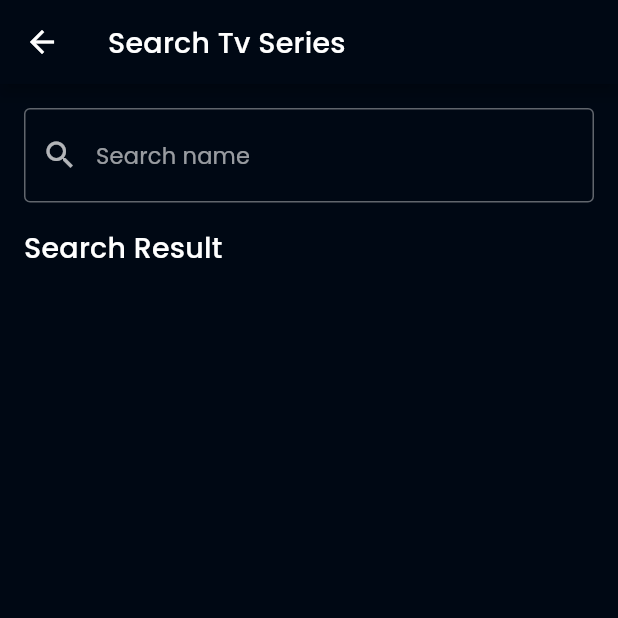
After one commit to rizalarfani/ditonton, a Flutter app: the SearchPageTv screen opened by its route, on a phone screen of 412 x 824 dp, the top half of it. The commit adds this screen. Run offline on Flutter 3.47's test engine with Material 2 defaults, Android fonts, the phone set to English and light mode, and no system bars; our stand-ins replace cached_network_image, dartz, equatable, flutter_rating_bar, get_it, google_fonts and 1 more; accounts and stored records are empty; network calls fail.

Commit message:
search tv series clear

```diff
--- a/lib/data/models/tv_series_model.dart
+++ b/lib/data/models/tv_series_model.dart
@@ -8,7 +8,6 @@ class TvSeriesModel extends Equatable {
   final String? backdropPath;
   final double voteAverage;
   final String overview;
-  final String firstairDate;
   final List<dynamic> genreIds;
   final String name;
 
@@ -19,7 +18,6 @@ class TvSeriesModel extends Equatable {
     this.backdropPath,
     required this.voteAverage,
     required this.overview,
-    required this.firstairDate,
     required this.genreIds,
     required this.name,
   });
@@ -31,7 +29,6 @@ class TvSeriesModel extends Equatable {
         backdropPath: json['backdrop_path'],
         voteAverage: json['vote_average'].toDouble(),
         overview: json['overview'],
-        firstairDate: json['first_air_date'],
         genreIds: json['genre_ids'],
         name: json['name'],
       );
@@ -43,7 +40,6 @@ class TvSeriesModel extends Equatable {
         'backdrop_path': backdropPath,
         'vote_average': voteAverage,
         'overview': overview,
-        'first_air_date': firstairDate,
         'genre_ids': List<dynamic>.from(genreIds.map((e) => e)),
         'name': name,
       };
@@ -56,7 +52,6 @@ class TvSeriesModel extends Equatable {
       backdropPath: backdropPath,
       voteAverage: voteAverage,
       overview: overview,
-      firstairDate: firstairDate,
       genreIds: genreIds,
       name: name,
     );
@@ -70,7 +65,6 @@ class TvSeriesModel extends Equatable {
         backdropPath,
         voteAverage,
         overview,
-        firstairDate,
         genreIds,
         name,
       ];
--- a/lib/domain/entities/tv_series.dart
+++ b/lib/domain/entities/tv_series.dart
@@ -9,7 +9,6 @@ class TvSeries extends Equatable {
     required this.backdropPath,
     required this.voteAverage,
     required this.overview,
-    required this.firstairDate,
     required this.genreIds,
     required this.name,
   });
@@ -20,7 +19,6 @@ class TvSeries extends Equatable {
   String? backdropPath;
   double voteAverage;
   String overview;
-  String firstairDate;
   List<dynamic> genreIds;
   String name;
 
@@ -32,7 +30,6 @@ class TvSeries extends Equatable {
         backdropPath,
         voteAverage,
         overview,
-        firstairDate,
         genreIds,
         name,
       ];
--- a/lib/domain/repositories/tv_series_repository.dart
+++ b/lib/domain/repositories/tv_series_repository.dart
@@ -9,4 +9,5 @@ abstract class TvSeriesRepository {
   Future<Either<Failure, List<TvSeries>>> getOnTheAirTvSeries();
   Future<Either<Failure, TvSeriesDetail>> getDetailTvSeries(int id);
   Future<Either<Failure, List<TvSeries>>> getTvSeriesRecommendations(int id);
+  Future<Either<Failure, List<TvSeries>>> searchTvSeries(String query);
 }
--- /dev/null
+++ b/lib/domain/usecases/search_tv_series.dart
@@ -0,0 +1,15 @@
+import 'package:dartz/dartz.dart';
+import 'package:ditonton/domain/entities/tv_series.dart';
+import 'package:ditonton/domain/repositories/tv_series_repository.dart';
+
+import '../../common/failure.dart';
+
+class SearchTvSeries {
+  final TvSeriesRepository repository;
+
+  SearchTvSeries({required this.repository});
+
+  Future<Either<Failure, List<TvSeries>>> execute(String query) {
+    return repository.searchTvSeries(query);
+  }
+}
--- a/lib/presentation/pages/search_page.dart
+++ b/lib/presentation/pages/search_page_movie.dart
@@ -5,14 +5,14 @@ import 'package:ditonton/presentation/widgets/movie_card_list.dart';
 import 'package:flutter/material.dart';
 import 'package:provider/provider.dart';
 
-class SearchPage extends StatelessWidget {
-  static const ROUTE_NAME = '/search';
+class SearchPageMovie extends StatelessWidget {
+  static const ROUTE_NAME = '/search-movie';
 
   @override
   Widget build(BuildContext context) {
     return Scaffold(
       appBar: AppBar(
-        title: Text('Search'),
+        title: Text('Search Movie'),
       ),
       body: Padding(
         padding: const EdgeInsets.all(16.0),
--- /dev/null
+++ b/lib/presentation/pages/search_page_tv.dart
@@ -0,0 +1,71 @@
+import 'package:ditonton/common/constants.dart';
+import 'package:ditonton/presentation/provider/movie_search_notifier.dart';
+import 'package:ditonton/presentation/widgets/tv_series_cart_list.dart';
+import 'package:flutter/material.dart';
+import 'package:provider/provider.dart';
+
+import '../../common/state_enum.dart';
+import '../provider/tv_search_notifier.dart';
+
+class SearchPageTv extends StatelessWidget {
+  static const ROUTE_NAME = '/search-tv';
+
+  @override
+  Widget build(BuildContext context) {
+    return Scaffold(
+      appBar: AppBar(
+        title: Text('Search Tv Series'),
+      ),
+      body: Padding(
+        padding: const EdgeInsets.all(16.0),
+        child: Column(
+          crossAxisAlignment: CrossAxisAlignment.start,
+          children: [
+            TextField(
+              onSubmitted: (query) {
+                Provider.of<TvSearchNotifier>(context, listen: false)
+                    .fetchTvSearch(query);
+              },
+              decoration: InputDecoration(
+                hintText: 'Search name',
+                prefixIcon: Icon(Icons.search),
+                border: OutlineInputBorder(),
+              ),
+              textInputAction: TextInputAction.search,
+            ),
+            SizedBox(height: 16),
+            Text(
+              'Search Result',
+              style: kHeading6,
+            ),
+            Consumer<TvSearchNotifier>(
+              builder: (context, data, child) {
+                if (data.state == RequestState.Loading) {
+                  return Center(
+                    child: CircularProgressIndicator(),
+                  );
+                } else if (data.state == RequestState.Loaded) {
+                  final result = data.searchResult;
+                  return Expanded(
+                    child: ListView.builder(
+                      padding: const EdgeInsets.all(8),
+                      itemBuilder: (context, index) {
+                        final tvSerie = data.searchResult[index];
+                        return TvSeriesCard(tvSerie);
+                      },
+                      itemCount: result.length,
+                    ),
+                  );
+                } else {
+                  return Expanded(
+                    child: Container(),
+                  );
+                }
+              },
+            ),
+          ],
+        ),
+      ),
+    );
+  }
+}
--- /dev/null
+++ b/lib/presentation/provider/tv_search_notifier.dart
@@ -0,0 +1,39 @@
+import 'package:ditonton/domain/entities/tv_series.dart';
+import 'package:ditonton/domain/usecases/search_tv_series.dart';
+import 'package:flutter/cupertino.dart';
+
+import '../../common/state_enum.dart';
+
+class TvSearchNotifier extends ChangeNotifier {
+  final SearchTvSeries searchTvSeries;
+
+  TvSearchNotifier({required this.searchTvSeries});
+
+  RequestState _state = RequestState.Empty;
+  RequestState get state => _state;
+
+  List<TvSeries> _searchResult = [];
+  List<TvSeries> get searchResult => _searchResult;
+
+  String _message = '';
+  String get message => _message;
+
+  Future<void> fetchTvSearch(String query) async {
+    _state = RequestState.Loading;
+    notifyListeners();
+
+    final result = await searchTvSeries.execute(query);
+    result.fold(
+      (failure) {
+        _message = failure.message;
+        _state = RequestState.Error;
+        notifyListeners();
+      },
+      (data) {
+        _searchResult = data;
+        _state = RequestState.Loaded;
+        notifyListeners();
+      },
+    );
+  }
+}
```
Also changed, not shown: lib/data/datasources/tv_series_remote_data_source.dart (+13 -0 lines), lib/data/repositories/tv_series_repository_implement.dart (+12 -0 lines), lib/injection.dart (+9 -0 lines), lib/main.dart (+11 -3 lines), lib/presentation/pages/home_page.dart (+15 -6 lines), lib/presentation/pages/tv_series_detail_page.dart (+0 -11 lines).
